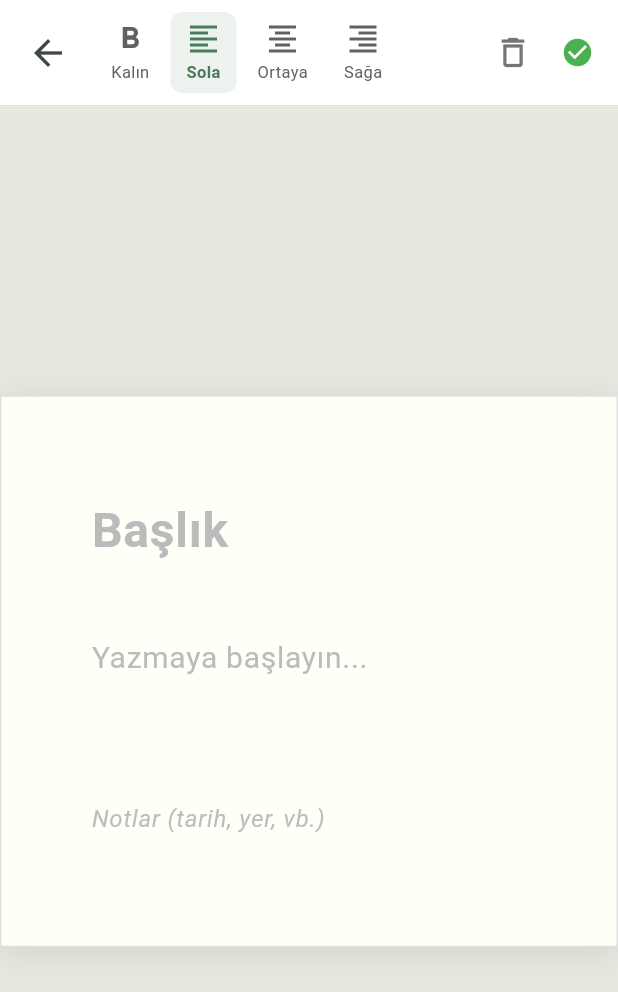
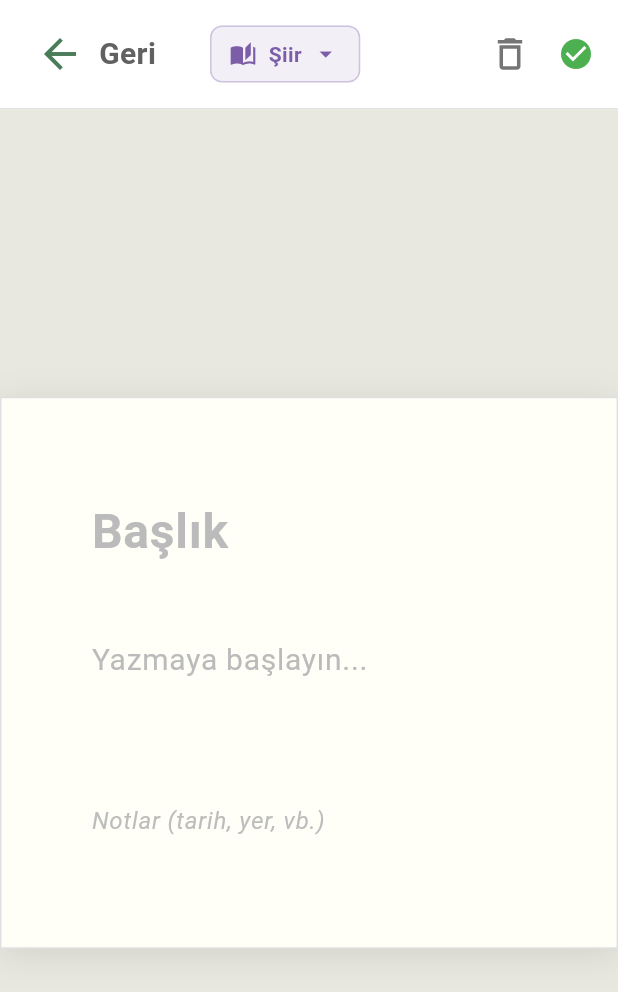
Before and after one commit to umuterturk/defterim, a Flutter app: the EditorScreen screen opened directly with empty values, on a phone screen of 412 x 824 dp. Shown: the top 992 px of the screen. Run offline on Flutter 3.47's test engine with Material 3 defaults, Android fonts, the light colour scheme and no system bars; our stand-ins replace cloud_firestore, connectivity_plus, firebase_auth, firebase_core, shared_preferences; accounts and stored records are empty; Roboto replaces fonts that are missing (System).

Commit message:
Add writing type support and improve metadata handling

```diff
--- a/lib/models/writing.dart
+++ b/lib/models/writing.dart
@@ -1,3 +1,48 @@
+/// Writing types
+enum WritingType {
+  siir,   // Şiir (Poem)
+  yazi,   // Yazı (Writing/Prose)
+  diger,  // Diğer (Other)
+}
+
+/// Extension to convert WritingType to/from string
+extension WritingTypeExtension on WritingType {
+  String get displayName {
+    switch (this) {
+      case WritingType.siir:
+        return 'Şiir';
+      case WritingType.yazi:
+        return 'Yazı';
+      case WritingType.diger:
+        return 'Diğer';
+    }
+  }
+
+  String get value {
+    switch (this) {
+      case WritingType.siir:
+        return 'siir';
+      case WritingType.yazi:
+        return 'yazi';
+      case WritingType.diger:
+        return 'diger';
+    }
+  }
+
+  static WritingType fromString(String? value) {
+    switch (value) {
+      case 'siir':
+        return WritingType.siir;
+      case 'yazi':
+        return WritingType.yazi;
+      case 'diger':
+        return WritingType.diger;
+      default:
+        return WritingType.siir; // Default to poem
+    }
+  }
+}
+
 /// Represents a single writing/poem/note
 class Writing {
   final String id;
@@ -10,6 +55,7 @@ class Writing {
   bool isBold;
   String textAlign; // 'left', 'center', 'right'
   DateTime? deletedAt; // Soft-delete timestamp (null = not deleted)
+  WritingType type; // Type of writing (poem, story, other)
 
   Writing({
     required this.id,
@@ -22,6 +68,7 @@ class Writing {
     this.isBold = false,
     this.textAlign = 'left',
     this.deletedAt,
+    this.type = WritingType.siir, // Default to poem
   });
 
   /// Whether this writing is soft-deleted
@@ -34,6 +81,7 @@ class Writing {
     String footer = '',
     bool isBold = false,
     String textAlign = 'left',
+    WritingType type = WritingType.siir,
   }) {
     final now = DateTime.now();
     return Writing(
@@ -47,6 +95,7 @@ class Writing {
       isBold: isBold,
       textAlign: textAlign,
       deletedAt: null,
+      type: type,
     );
   }
 
@@ -61,6 +110,7 @@ class Writing {
     String? textAlign,
     DateTime? deletedAt,
     bool clearDeletedAt = false,
+    WritingType? type,
   }) {
     return Writing(
       id: id,
@@ -73,6 +123,7 @@ class Writing {
       isBold: isBold ?? this.isBold,
       textAlign: textAlign ?? this.textAlign,
       deletedAt: clearDeletedAt ? null : (deletedAt ?? this.deletedAt),
+      type: type ?? this.type,
     );
   }
 
--- a/lib/models/writing_metadata.dart
+++ b/lib/models/writing_metadata.dart
@@ -1,3 +1,5 @@
+import 'writing.dart';
+
 /// Lightweight metadata for list display (no body content)
 /// Used for fast app loading - full body loaded on-demand
 class WritingMetadata {
@@ -8,6 +10,7 @@ class WritingMetadata {
   final DateTime updatedAt;
   final bool isSynced;
   final DateTime? deletedAt;
+  final WritingType type; // Type of writing (poem, story, other)
 
   WritingMetadata({
     required this.id,
@@ -17,6 +20,7 @@ class WritingMetadata {
     required this.updatedAt,
     this.isSynced = false,
     this.deletedAt,
+    this.type = WritingType.siir, // Default to poem
   });
 
   /// Whether this writing is soft-deleted
@@ -32,6 +36,7 @@ class WritingMetadata {
       updatedAt: writing.updatedAt,
       isSynced: writing.isSynced,
       deletedAt: writing.deletedAt,
+      type: writing.type ?? WritingType.siir,
     );
   }
 
@@ -45,6 +50,7 @@ class WritingMetadata {
       updatedAt: DateTime.parse(json['updatedAt']),
       isSynced: json['isSynced'] ?? false,
       deletedAt: json['deletedAt'] != null ? DateTime.parse(json['deletedAt']) : null,
+      type: WritingTypeExtension.fromString(json['type']),
     );
   }
 
@@ -58,6 +64,7 @@ class WritingMetadata {
       'updatedAt': updatedAt.toIso8601String(),
       'isSynced': isSynced,
       'deletedAt': deletedAt?.toIso8601String(),
+      'type': type.value,
     };
   }
 
@@ -69,6 +76,7 @@ class WritingMetadata {
     bool? isSynced,
     DateTime? deletedAt,
     bool clearDeletedAt = false,
+    WritingType? type,
   }) {
     return WritingMetadata(
       id: id,
@@ -78,6 +86,7 @@ class WritingMetadata {
       updatedAt: updatedAt ?? this.updatedAt,
       isSynced: isSynced ?? this.isSynced,
       deletedAt: clearDeletedAt ? null : (deletedAt ?? this.deletedAt),
+      type: type ?? this.type,
     );
   }
 
--- a/lib/screens/editor_screen.dart
+++ b/lib/screens/editor_screen.dart
@@ -36,10 +36,12 @@ class _EditorScreenState extends State<EditorScreen> {
   String _originalFooter = '';
   bool _originalIsBold = false;
   String _originalTextAlign = 'left';
+  WritingType _originalType = WritingType.siir;
 
-  // Text formatting state
+  // Text formatting state (kept for data compatibility)
   bool _isBold = false;
   TextAlign _textAlign = TextAlign.left;
+  WritingType _writingType = WritingType.siir;
 
   @override
   void initState() {
@@ -92,6 +94,7 @@ class _EditorScreenState extends State<EditorScreen> {
       _originalFooter = writing.footer;
       _originalIsBold = writing.isBold;
       _originalTextAlign = writing.textAlign;
+      _originalType = writing.type;
 
       setState(() {
         _writing = writing;
@@ -100,6 +103,7 @@ class _EditorScreenState extends State<EditorScreen> {
         _bodyController.text = writing.body;
         _isBold = writing.isBold;
         _textAlign = _parseTextAlign(writing.textAlign);
+        _writingType = writing.type;
         _hasUnsavedChanges = false;
       });
     }
@@ -113,7 +117,8 @@ class _EditorScreenState extends State<EditorScreen> {
            _bodyController.text != _originalBody ||
            _footerController.text != _originalFooter ||
            _isBold != _originalIsBold ||
-           _textAlignToString(_textAlign) != _originalTextAlign;
+           _textAlignToString(_textAlign) != _originalTextAlign ||
+           _writingType != _originalType;
   }
 
   TextAlign _parseTextAlign(String align) {
@@ -203,6 +208,7 @@ class _EditorScreenState extends State<EditorScreen> {
       isSynced: false,
       isBold: _isBold,
       textAlign: _textAlignToString(_textAlign),
+      type: _writingType,
     );
 
     await _storage.saveWriting(updatedWriting);
@@ -213,6 +219,7 @@ class _EditorScreenState extends State<EditorScreen> {
     _originalFooter = updatedWriting.footer;
     _originalIsBold = updatedWriting.isBold;
     _originalTextAlign = updatedWriting.textAlign;
+    _originalType = updatedWriting.type;
 
     setState(() {
       _writing = updatedWriting;
@@ -223,25 +230,38 @@ class _EditorScreenState extends State<EditorScreen> {
     _firebase.syncUnsyncedToCloud();
   }
 
-  void _toggleBold() {
+  void _setWritingType(WritingType type) {
     setState(() {
-      _isBold = !_isBold;
+      _writingType = type;
       _hasUnsavedChanges = _hasActualChanges();
     });
-    // Save immediately when formatting changes (no debounce) - only if changed
+    // Save immediately when type changes (no debounce) - only if changed
     if (_hasUnsavedChanges) {
       _saveWriting();
     }
   }
 
-  void _setAlignment(TextAlign align) {
-    setState(() {
-      _textAlign = align;
-      _hasUnsavedChanges = _hasActualChanges();
-    });
-    // Save immediately when formatting changes (no debounce) - only if changed
-    if (_hasUnsavedChanges) {
-      _saveWriting();
+  /// Get icon for writing type
+  IconData _getTypeIcon(WritingType type) {
+    switch (type) {
+      case WritingType.siir:
+        return Icons.auto_stories;
+      case WritingType.yazi:
+        return Icons.article;
+      case WritingType.diger:
+        return Icons.notes;
+    }
+  }
+
+  /// Get color for writing type
+  Color _getTypeColor(WritingType type) {
+    switch (type) {
+      case WritingType.siir:
+        return const Color(0xFF7B5EA7); // Purple for poems
+      case WritingType.yazi:
+        return const Color(0xFF4A7C59); // Green for prose
+      case WritingType.diger:
+        return const Color(0xFF5A8AB5); // Blue for other
     }
   }
 
@@ -268,6 +288,15 @@ class _EditorScreenState extends State<EditorScreen> {
     } else if (_hasUnsavedChanges) {
       // Has content and unsaved changes - save it
       await _saveWriting();
+    }
+  }
+
+  /// Navigate back to list (saves first)
+  Future<void> _goBack() async {
+    final navigator = Navigator.of(context);
+    await _saveOrDeleteWriting();
+    if (mounted) {
+      navigator.pop();
     }
   }
 
@@ -337,22 +366,18 @@ class _EditorScreenState extends State<EditorScreen> {
 
   @override
   Widget build(BuildContext context) {
-    final navigator = Navigator.of(context);
     return PopScope(
       canPop: false,
       onPopInvokedWithResult: (didPop, result) async {
         if (didPop) return;
         // Always check if empty and delete, or save if has content
-        await _saveOrDeleteWriting();
-        if (mounted) {
-          navigator.pop();
-        }
+        await _goBack();
       },
       child: Scaffold(
         backgroundColor: const Color(0xFFFFFFF8), // Slightly warm white, like paper
         body: Column(
           children: [
-            // Combined AppBar + Toolbar (saves vertical space)
+            // Simplified toolbar
             Container(
               padding: const EdgeInsets.only(top: 8, bottom: 8, left: 8, right: 16),
               decoration: BoxDecoration(
@@ -366,53 +391,49 @@ class _EditorScreenState extends State<EditorScreen> {
               ),
               child: Row(
                 children: [
-                  // Back button
-                  IconButton(
-                    icon: const Icon(Icons.arrow_back, size: 28),
-                    onPressed: () async {
-                      final navigator = Navigator.of(context);
-                      await _saveOrDeleteWriting();
-                      if (mounted) {
-                        navigator.pop();
-                      }
-                    },
+                  // Back button (larger with label)
+                  Material(
+                    color: Colors.transparent,
+                    borderRadius: BorderRadius.circular(12),
+                    child: InkWell(
+                      onTap: _goBack,
+                      borderRadius: BorderRadius.circular(12),
+                      child: Container(
+                        padding: const EdgeInsets.symmetric(horizontal: 16, vertical: 12),
+                        child: Row(
+                          mainAxisSize: MainAxisSize.min,
+                          children: [
+                            const Icon(Icons.arrow_back, size: 32, color: Color(0xFF4A7C59)),
+                            const SizedBox(width: 10),
+                            Text(
+                              'Geri',
+                              style: TextStyle(
+                                fontSize: 20,
+                                fontWeight: FontWeight.w600,
+                                color: Colors.grey[700],
+                              ),
+                            ),
+                          ],
+                        ),
+                      ),
+                    ),
                   ),
-                  const SizedBox(width: 8),
 
-                  // Toolbar buttons
-                  _ToolbarButton(
-                    icon: Icons.format_bold,
-                    label: 'Kalın',
-                    isActive: _isBold,
-                    onPressed: _toggleBold,
-                  ),
-                  const SizedBox(width: 4),
-                  _ToolbarButton(
-                    icon: Icons.format_align_left,
-                    label: 'Sola',
-                    isActive: _textAlign == TextAlign.left,
-                    onPressed: () => _setAlignment(TextAlign.left),
-                  ),
-                  const SizedBox(width: 4),
-                  _ToolbarButton(
-                    icon: Icons.format_align_center,
-                    label: 'Ortaya',
-                    isActive: _textAlign == TextAlign.center,
-                    onPressed: () => _setAlignment(TextAlign.center),
-                  ),
-                  const SizedBox(width: 4),
-                  _ToolbarButton(
-                    icon: Icons.format_align_right,
-                    label: 'Sağa',
-                    isActive: _textAlign == TextAlign.right,
-                    onPressed: () => _setAlignment(TextAlign.right),
+                  const SizedBox(width: 20),
+
+                  // Writing type selector
+                  _WritingTypeSelector(
+                    currentType: _writingType,
+                    onTypeChanged: _setWritingType,
+                    getTypeIcon: _getTypeIcon,
+                    getTypeColor: _getTypeColor,
                   ),
 
                   const Spacer(),
 
                   // Delete button
                   IconButton(
-                    icon: const Icon(Icons.delete_outline, size: 26),
+                    icon: const Icon(Icons.delete_outline, size: 28),
                     color: Colors.grey[600],
                     tooltip: 'Sil',
                     onPressed: _confirmAndDelete,
@@ -425,12 +446,12 @@ class _EditorScreenState extends State<EditorScreen> {
                       ? const Icon(
                           Icons.edit,
                           color: Colors.orange,
-                          size: 22,
+                          size: 24,
                         )
                       : const Icon(
                           Icons.check_circle,
                           color: Colors.green,
-                          size: 22,
+                          size: 24,
                         ),
                 ],
               ),
@@ -507,7 +528,7 @@ class _EditorScreenState extends State<EditorScreen> {
 
                     const SizedBox(height: 32),
 
-                    // Body field (no divider, just space)
+                    // Body field
                     TextField(
                       controller: _bodyController,
                       style: TextStyle(
@@ -530,7 +551,7 @@ class _EditorScreenState extends State<EditorScreen> {
 
                     const SizedBox(height: 60),
 
-                    // Footer field (no divider, just space)
+                    // Footer field
                     TextField(
                       controller: _footerController,
                       style: TextStyle(
@@ -563,49 +584,93 @@ class _EditorScreenState extends State<EditorScreen> {
   }
 }
 
-// Inline toolbar button widget
-class _ToolbarButton extends StatelessWidget {
-  final IconData icon;
-  final String label;
-  final bool isActive;
-  final VoidCallback onPressed;
+// Writing type selector dropdown widget
+class _WritingTypeSelector extends StatelessWidget {
+  final WritingType currentType;
+  final ValueChanged<WritingType> onTypeChanged;
+  final IconData Function(WritingType) getTypeIcon;
+  final Color Function(WritingType) getTypeColor;
 
-  const _ToolbarButton({
-    required this.icon,
-    required this.label,
-    required this.isActive,
-    required this.onPressed,
+  const _WritingTypeSelector({
+    required this.currentType,
+    required this.onTypeChanged,
+    required this.getTypeIcon,
+    required this.getTypeColor,
   });
 
   @override
   Widget build(BuildContext context) {
-    return Material(
-      color: isActive ? const Color(0xFF4A7C59).withOpacity(0.1) : Colors.transparent,
-      borderRadius: BorderRadius.circular(8),
-      child: InkWell(
-        onTap: onPressed,
-        borderRadius: BorderRadius.circular(8),
-        child: Container(
-          padding: const EdgeInsets.symmetric(horizontal: 10, vertical: 6),
-          child: Column(
-            mainAxisSize: MainAxisSize.min,
+    return PopupMenuButton<WritingType>(
+      onSelected: onTypeChanged,
+      offset: const Offset(0, 50),
+      shape: RoundedRectangleBorder(
+        borderRadius: BorderRadius.circular(12),
+      ),
+      itemBuilder: (context) => WritingType.values.map((type) {
+        final isSelected = type == currentType;
+        return PopupMenuItem<WritingType>(
+          value: type,
+          child: Row(
             children: [
               Icon(
-                icon,
-                size: 24,
-                color: isActive ? const Color(0xFF4A7C59) : Colors.grey[700],
+                getTypeIcon(type),
+                size: 20,
+                color: isSelected ? getTypeColor(type) : Colors.grey[600],
               ),
-              const SizedBox(height: 2),
+              const SizedBox(width: 12),
               Text(
-                label,
+                type.displayName,
                 style: TextStyle(
-                  fontSize: 11,
-                  color: isActive ? const Color(0xFF4A7C59) : Colors.grey[700],
-                  fontWeight: isActive ? FontWeight.w600 : FontWeight.w400,
+                  fontSize: 16,
+                  fontWeight: isSelected ? FontWeight.w600 : FontWeight.w400,
+                  color: isSelected ? getTypeColor(type) : Colors.grey[800],
                 ),
               ),
+              if (isSelected) ...[
+                const Spacer(),
+                Icon(
+                  Icons.check,
+                  size: 18,
+                  color: getTypeColor(type),
+                ),
+              ],
             ],
           ),
+        );
+      }).toList(),
+      child: Container(
+        padding: const EdgeInsets.symmetric(horizontal: 12, vertical: 8),
+        decoration: BoxDecoration(
+          color: getTypeColor(currentType).withOpacity(0.1),
+          borderRadius: BorderRadius.circular(8),
+          border: Border.all(
+            color: getTypeColor(currentType).withOpacity(0.3),
+          ),
+        ),
+        child: Row(
+          mainAxisSize: MainAxisSize.min,
+          children: [
+            Icon(
+              getTypeIcon(currentType),
+              size: 18,
+              color: getTypeColor(currentType),
+            ),
+            const SizedBox(width: 8),
+            Text(
+              currentType.displayName,
+              style: TextStyle(
+                fontSize: 14,
+                fontWeight: FontWeight.w600,
+                color: getTypeColor(currentType),
+              ),
+            ),
+            const SizedBox(width: 6),
+            Icon(
+              Icons.arrow_drop_down,
+              size: 20,
+              color: getTypeColor(currentType),
+            ),
+          ],
         ),
       ),
     );
--- a/lib/services/firebase_sync_service.dart
+++ b/lib/services/firebase_sync_service.dart
@@ -286,6 +286,7 @@ class FirebaseSyncService {
       updatedAt: DateTime.parse(data['updatedAt'] ?? DateTime.now().toIso8601String()),
       isSynced: true,
       deletedAt: deletedAt,
+      type: WritingTypeExtension.fromString(data['type']),
     );
   }
 
@@ -307,6 +308,7 @@ class FirebaseSyncService {
       isBold: data['isBold'] ?? false,
       textAlign: data['textAlign'] ?? 'left',
       deletedAt: deletedAt,
+      type: WritingTypeExtension.fromString(data['type']),
     );
   }
 
@@ -371,6 +373,7 @@ class FirebaseSyncService {
       'isBold': writing.isBold,
       'textAlign': writing.textAlign,
       'deletedAt': writing.deletedAt?.toIso8601String(),
+      'type': writing.type.value,
     });
 
     // Upload metadata (lightweight version for fast listing)
@@ -381,6 +384,7 @@ class FirebaseSyncService {
       'createdAt': writing.createdAt.toIso8601String(),
       'updatedAt': writing.updatedAt.toIso8601String(),
       'deletedAt': writing.deletedAt?.toIso8601String(),
+      'type': writing.type.value,
     });
 
     // Mark as synced locally
--- a/lib/services/local_storage_service.dart
+++ b/lib/services/local_storage_service.dart
@@ -393,6 +393,7 @@ class LocalStorageService {
       'isBold': w.isBold,
       'textAlign': w.textAlign,
       'deletedAt': w.deletedAt?.toIso8601String(),
+      'type': w.type.value,
     };
   }
 
@@ -506,6 +507,7 @@ class LocalStorageService {
         isBold: data['isBold'] ?? false,
         textAlign: data['textAlign'] ?? 'left',
         deletedAt: data['deletedAt'] != null ? DateTime.parse(data['deletedAt']) : null,
+        type: WritingTypeExtension.fromString(data['type']),
       );
     }).toList();
   }
@@ -581,6 +583,7 @@ class LocalStorageService {
   <meta name="defterim:align" content="$textAlign">
   <meta name="defterim:synced" content="${writing.isSynced}">
   <meta name="defterim:deleted" content="$deletedAt">
+  <meta name="defterim:type" content="${writing.type.value}">
 
   <title>${writing.title.isEmpty ? 'Başlıksız Yazı' : _escapeHtml(writing.title)}</title>
 
@@ -641,6 +644,7 @@ class LocalStorageService {
       final alignMatch = RegExp(r'<meta name="defterim:align" content="([^"]+)">').firstMatch(html);
       final syncedMatch = RegExp(r'<meta name="defterim:synced" content="([^"]+)">').firstMatch(html);
       final deletedMatch = RegExp(r'<meta name="defterim:deleted" content="([^"]*)">').firstMatch(html);
+      final typeMatch = RegExp(r'<meta name="defterim:type" content="([^"]*)">').firstMatch(html);
 
       final titleMatch = RegExp(r'<title>([^<]+)</title>').firstMatch(html);
       final title = titleMatch != null ? _unescapeHtml(titleMatch.group(1)!) : '';
@@ -669,6 +673,7 @@ class LocalStorageService {
         isBold: boldMatch?.group(1) == 'true',
         textAlign: alignMatch?.group(1) ?? 'left',
         deletedAt: deletedAt,
+        type: WritingTypeExtension.fromString(typeMatch?.group(1)),
       );
     } catch (e) {
       debugPrint('Error parsing HTML: $e');
```
Also changed, not shown: lib/screens/writings_list_screen.dart (+40 -13 lines), lib/widgets/writing_card.dart (+57 -1 lines).
